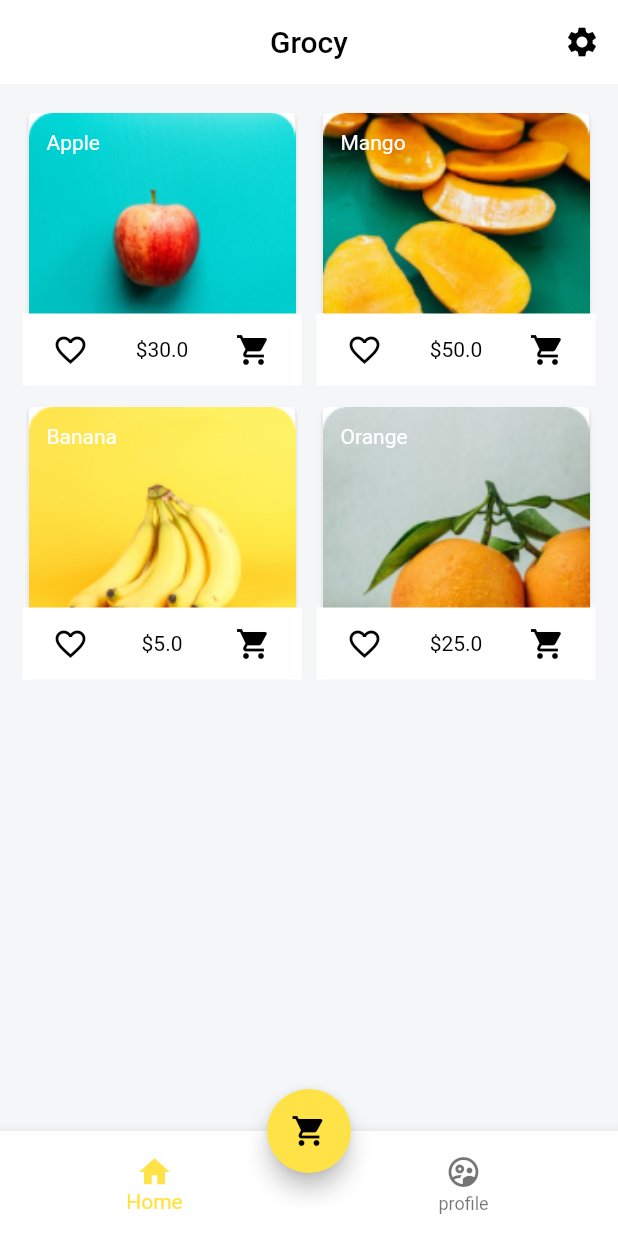
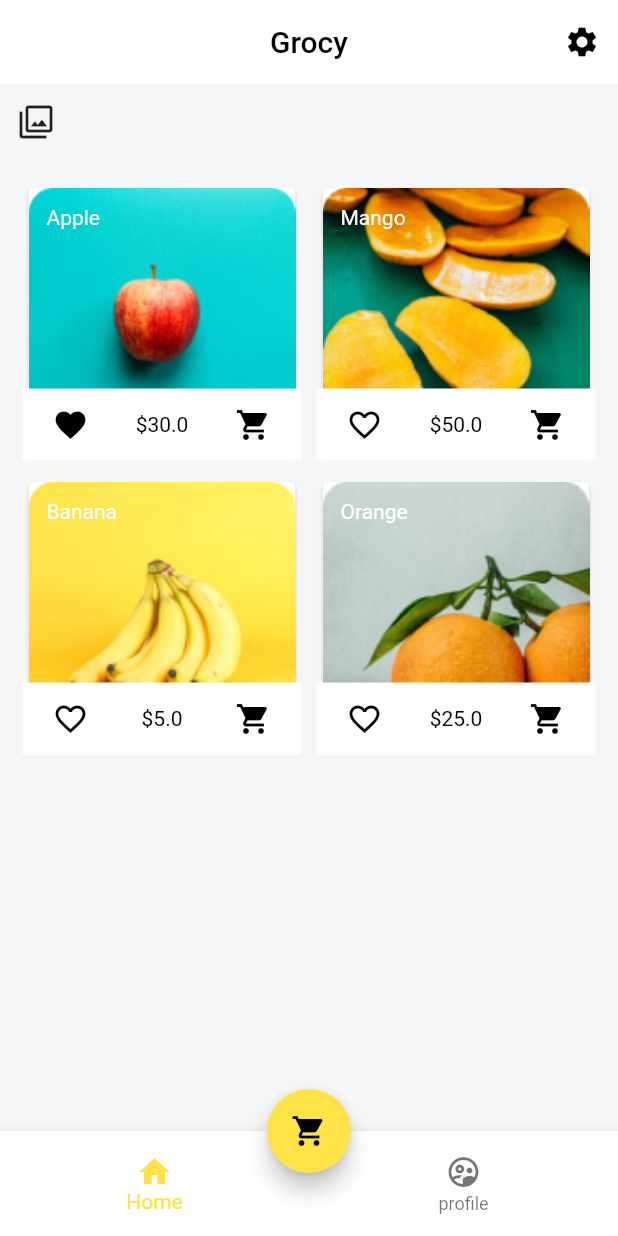
Before and after one commit to Afroz-Shaikh/grocery_app, a Flutter app: the screen it shows after launch, after a tap on the "favorite outline" icon, on a phone screen of 412 x 824 dp. Run offline on Flutter 3.47's test engine with Material 2 defaults, Android fonts, the phone set to English and light mode, and no system bars; key blocks and very long unbroken strings in the code were emptied for the run.

Commit message:
updated Gridview Filter

```diff
--- a/lib/Providers/products.dart
+++ b/lib/Providers/products.dart
@@ -63,10 +63,29 @@ class Products with ChangeNotifier{
 
   ];
 
+  var _showPremiumOnly = false;
+
   List<Product> get items {
+    if(_showPremiumOnly){
+       return _items.where((prodItem) => prodItem.category=='Premium').toList();
+    }
+
    return [..._items];
   }
 
+ List<Product> get PremiumItems {
+    return _items.where((prodItem) => prodItem.category=='Premium').toList();
+  }
+
+void showPremiumOnly(){
+  _showPremiumOnly =true;
+  notifyListeners();
+}
+
+void showAll(){
+_showPremiumOnly=false;
+notifyListeners();
+}
 
   void addProduct() {
     // _items.add(value);
--- a/lib/models/product.dart
+++ b/lib/models/product.dart
@@ -1,4 +1,8 @@
-class Product{
+import 'package:flutter/cupertino.dart';
+import 'package:provider/provider.dart';
+import 'package:flutter/foundation.dart';
+
+class Product with ChangeNotifier{
   final String id;
   final String name;
   final double cost;
@@ -19,4 +23,10 @@ class Product{
    this.isFavorite=false,
   });
 
+void toggleFavoriteStatus(){
+  isFavorite = !isFavorite;
+  notifyListeners();
 }
+
+
+}
--- a/lib/views/Home.dart
+++ b/lib/views/Home.dart
@@ -1,11 +1,30 @@
 import 'package:flutter/material.dart';
 import 'package:fruits_app/views/productview.dart';
+import 'package:flutter/cupertino.dart';
+import '../Providers/products.dart';
+import 'package:provider/provider.dart';
 
-class HomeScreen extends StatelessWidget {
+enum FilterOptions{
+  Premium,
+  All,
+}
+
+class HomeScreen extends StatefulWidget {
+
   const HomeScreen({ Key? key }) : super(key: key);
 
   @override
+  State<HomeScreen> createState() => _HomeScreenState();
+}
+
+class _HomeScreenState extends State<HomeScreen> {
+  bool _state=true;
+
+  @override
   Widget build(BuildContext context) {
+    final productsContainer = Provider.of<Products>(context);
+    bool state=true;
+
     return SafeArea(
       child: Scaffold(
         floatingActionButton: FloatingActionButton(
@@ -41,7 +60,38 @@ class HomeScreen extends StatelessWidget {
         ),
         body: Column(
           children: [
-            //Container(),
+            Container(
+              height: 50,
+              child: Row(
+                children: [
+                  PopupMenuButton(
+                    onSelected: (FilterOptions selectedValue){
+                      if(selectedValue == FilterOptions.Premium){
+                        //
+                        productsContainer.showPremiumOnly();
+
+
+                      }
+                      else{
+                        //
+                        productsContainer.showAll();
+
+                      }
+
+
+                    },
+                    icon: Icon(Icons.filter),
+                    itemBuilder: (_)=> [
+                      PopupMenuItem(child: Text('Only Premium'),value: FilterOptions.Premium,),
+                      PopupMenuItem(child: Text('Show All'),value: FilterOptions.All,)
+
+                    ],
+                  ),
+                  // ToggleButtons(children: children, isSelected: isSelected)
+                  // Switch(value: value, onChanged: (value)=>setState(()=>this.value))
+                ],
+              ),
+            ),
 
             ProductView(),
           ],
--- a/lib/widgets/product_item.dart
+++ b/lib/widgets/product_item.dart
@@ -1,31 +1,32 @@
 import 'package:flutter/material.dart';
 import 'package:fruits_app/models/product.dart';
 import 'package:fruits_app/views/product_detail.dart';
-
-
+import 'package:provider/provider.dart';
+import '../models/product.dart';
 
 class ProductItem extends StatelessWidget {
-   final String id;
-   final String name;
-   final double cost;
-   final String imageUrl;
+//    final String id;
+//    final String name;
+//    final double cost;
+//    final String imageUrl;
 
-ProductItem(this.id,this.imageUrl,this.cost,this.name);
+// ProductItem(this.id,this.imageUrl,this.cost,this.name);
 
   // const ProductItem({ Key? key }) : super(key: key);
 
   @override
   Widget build(BuildContext context) {
-    var Image =imageUrl;
+    final product =Provider.of<Product>(context);
+    // var Image =imageUrl;
     return GridTile(
       child: Card(
         child: GestureDetector(
           onTap: (){
-            Navigator.of(context).pushNamed(ProductDetail.routeName, arguments:id );
+            Navigator.of(context).pushNamed(ProductDetail.routeName, arguments:product.id );
           },
           child: Container(
             decoration: BoxDecoration(
-              image: DecorationImage(image: AssetImage(imageUrl),scale: 0.3,fit: BoxFit.cover)
+              image: DecorationImage(image: AssetImage(product.imageUrl),scale: 0.3,fit: BoxFit.cover)
             ),
           // child: Text(name),
           ),
@@ -33,13 +34,17 @@ ProductItem(this.id,this.imageUrl,this.cost,this.name);
       ),
       footer: GridTileBar(
         backgroundColor: Colors.white,
-        leading: IconButton(icon: Icon(Icons.favorite_border,color: Colors.black,),onPressed: (){},),
-        title: Text('\$'+cost.toString(),textAlign: TextAlign.center,style: TextStyle(color: Colors.black),),
+        leading: IconButton(icon: GestureDetector(onTap: (){
+          product.toggleFavoriteStatus();
+        },child: Icon(
+          product.isFavorite ? Icons.favorite : Icons.favorite_border,color: Colors.black,
+          )),onPressed: (){},),
+        title: Text('\$'+product.cost.toString(),textAlign: TextAlign.center,style: TextStyle(color: Colors.black),),
         trailing: IconButton(icon: Icon(Icons.shopping_cart,color: Colors.black,),onPressed: (){},),
 
       ),
       header: GridTileBar(
-        title: Text(name),
+        title: Text(product.name),
       ),
     );
   }
--- a/pubspec.yaml
+++ b/pubspec.yaml
@@ -36,6 +36,7 @@ dependencies:
   cupertino_icons: ^1.0.2
   flutter_staggered_grid_view: ^0.6.0
   provider: ^6.0.2
+  shrink_sidemenu: ^2.0.0+2-null-safety
 
 dev_dependencies:
   flutter_test:
```
Also changed, not shown: lib/views/productview.dart (+41 -3 lines), pubspec.lock.
